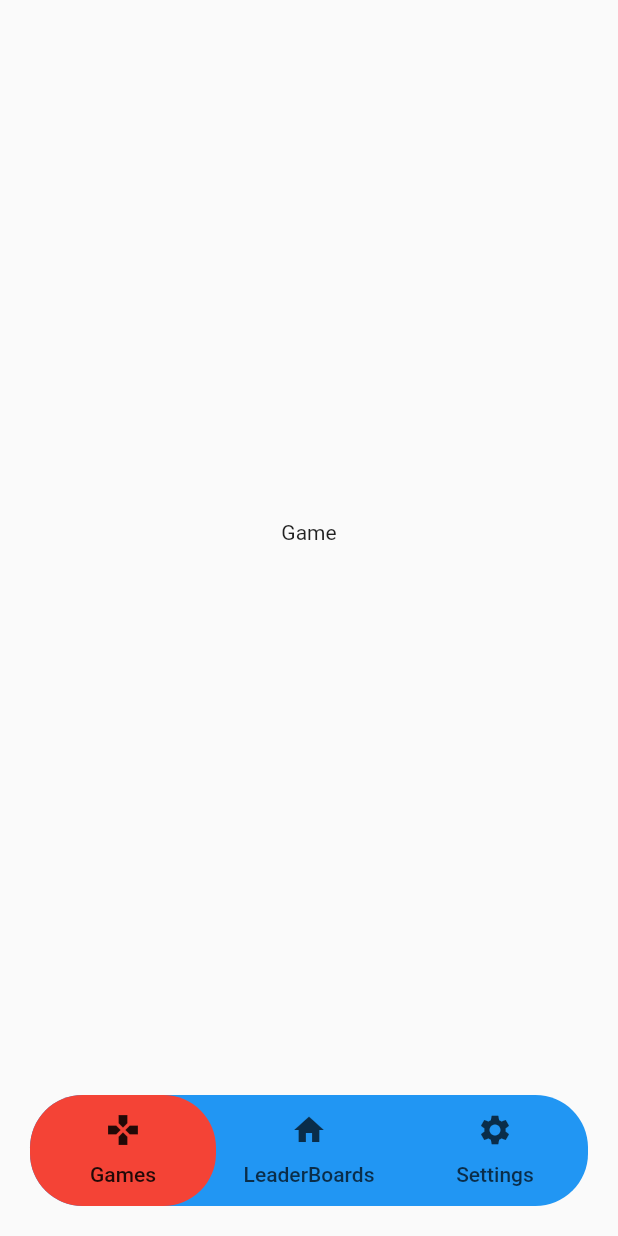
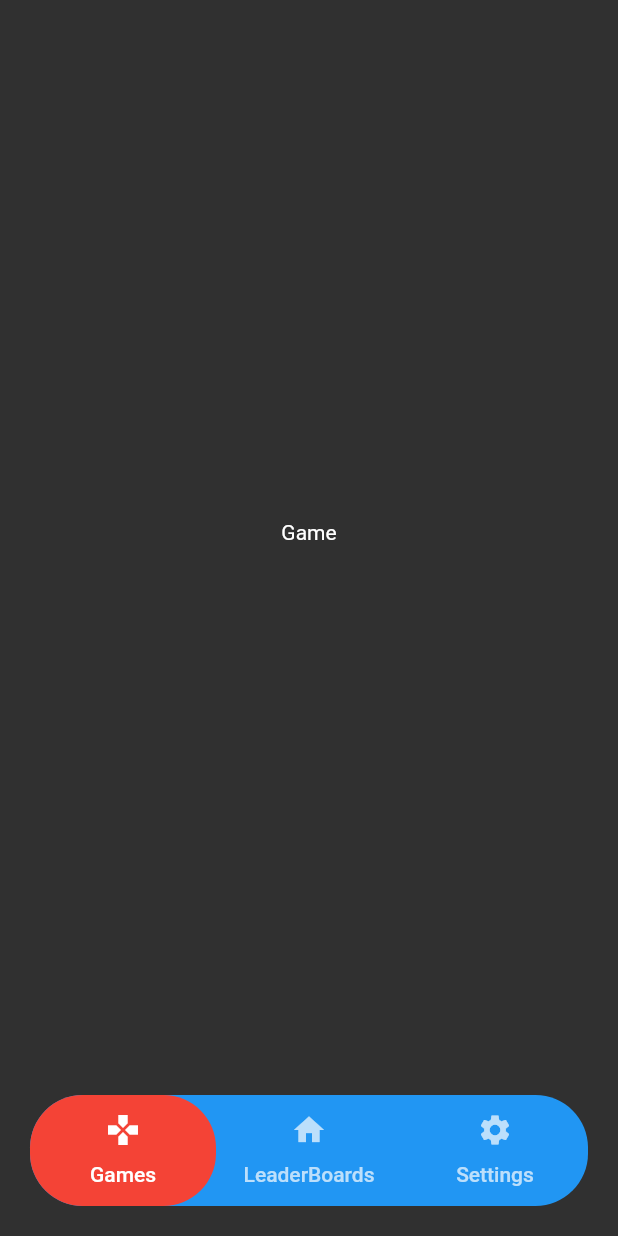
Before and after one commit to JoncarlosT/flutterplayground, a Flutter app: the screen it shows after launch, on a phone screen of 412 x 824 dp. Run offline on Flutter 3.47's test engine with Material 2 defaults, Android fonts, the phone set to English and light mode, and no system bars; our stand-ins replace go_router.

Commit message:
adding light and dark themes to the app

```diff
--- a/lib/config/theme/app_theme.dart
+++ b/lib/config/theme/app_theme.dart
@@ -8,21 +8,10 @@ final ThemeData appTheme = ThemeData(
   primarySwatch: _primarySwatch,
 );
 
+final ThemeData lightTheme = ThemeData(
+  brightness: Brightness.light,
+);
 
-
-// ThemeData(
-//         // Define the default brightness and colors.
-//         brightness: Brightness.dark,
-//         primaryColor: Colors.lightBlue[800],
-
-//         // Define the default font family.
-//         fontFamily: 'Georgia',
-
-//         // Define the default `TextTheme`. Use this to specify the default
-//         // text styling for headlines, titles, bodies of text, and more.
-//         textTheme: const TextTheme(
-//           displayLarge: TextStyle(fontSize: 72, fontWeight: FontWeight.bold),
-//           titleLarge: TextStyle(fontSize: 36, fontStyle: FontStyle.italic),
-//           bodyMedium: TextStyle(fontSize: 14, fontFamily: 'Hind'),
-//         ),
-//       ),
+final ThemeData darkTheme = ThemeData(
+  brightness: Brightness.dark,
+);
--- /dev/null
+++ b/lib/config/theme/theme_controller.dart
@@ -0,0 +1,22 @@
+import 'package:flutter/material.dart';
+
+/// The [ThemeController] provides the toggle between the light and dark theme.
+class ThemeController extends ChangeNotifier {
+  /// Current theme mode of the app.
+  ///
+  ThemeMode _themeMode = ThemeMode.dark;
+
+  ThemeMode get themeMode => _themeMode;
+
+  /// Function to switch [themeMode] value from light to dark.
+  ///
+  void toggleTheme() {
+    if (_themeMode == ThemeMode.dark) {
+      _themeMode = ThemeMode.light;
+    } else {
+      _themeMode = ThemeMode.dark;
+    }
+
+    notifyListeners();
+  }
+}
--- a/lib/main.dart
+++ b/lib/main.dart
@@ -1,6 +1,8 @@
 import 'package:flutter/material.dart';
 import 'package:flutterplayground/config/theme/app_theme.dart';
+import 'package:flutterplayground/config/theme/theme_controller.dart';
 import 'package:flutterplayground/core/app_navigation/routes.dart';
+import 'package:provider/provider.dart';
 
 void main() {
   runApp(const MyApp());
@@ -16,10 +18,19 @@ class MyApp extends StatefulWidget {
 class _MyAppState extends State<MyApp> {
   @override
   Widget build(BuildContext context) {
-    return MaterialApp.router(
-      title: "Flutter Demo",
-      theme: appTheme,
-      routerConfig: routes,
+    return ChangeNotifierProvider(
+      create: (_) => ThemeController(),
+      child: Consumer<ThemeController>(
+        builder: (context, value, child) {
+          return MaterialApp.router(
+            title: "Flutter Demo",
+            theme: lightTheme,
+            darkTheme: darkTheme,
+            themeMode: value.themeMode,
+            routerConfig: routes,
+          );
+        },
+      ),
     );
   }
 }
```
Also changed, not shown: lib/features/Settings/presentation/screen/settings.dart (+18 -3 lines).
